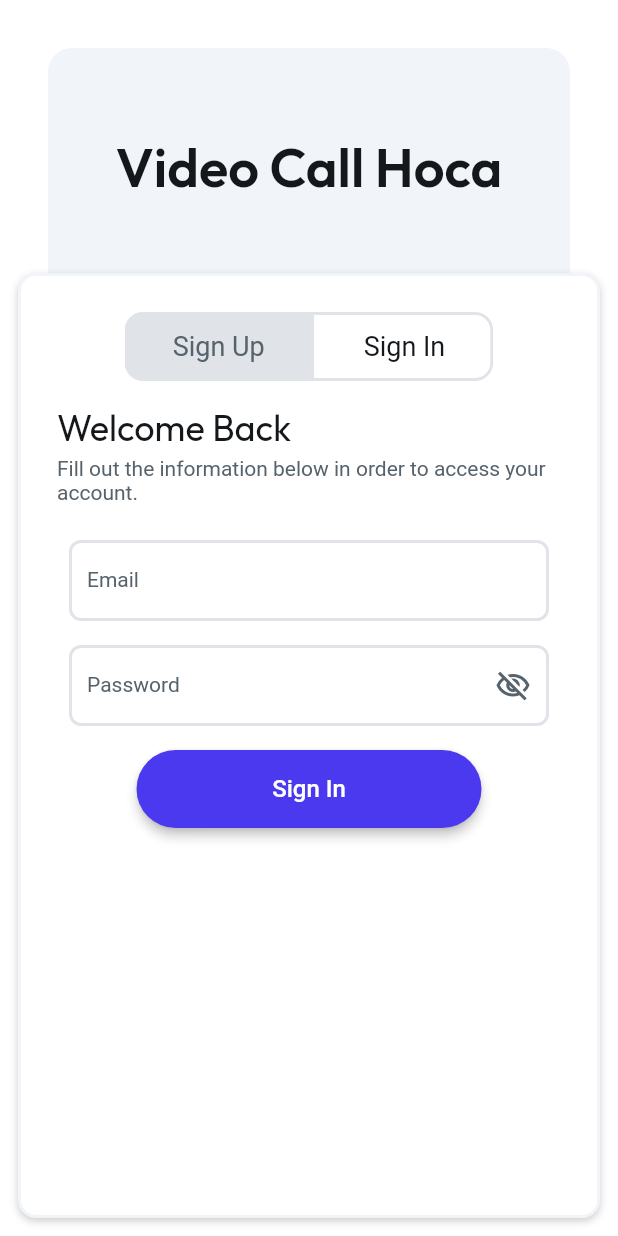
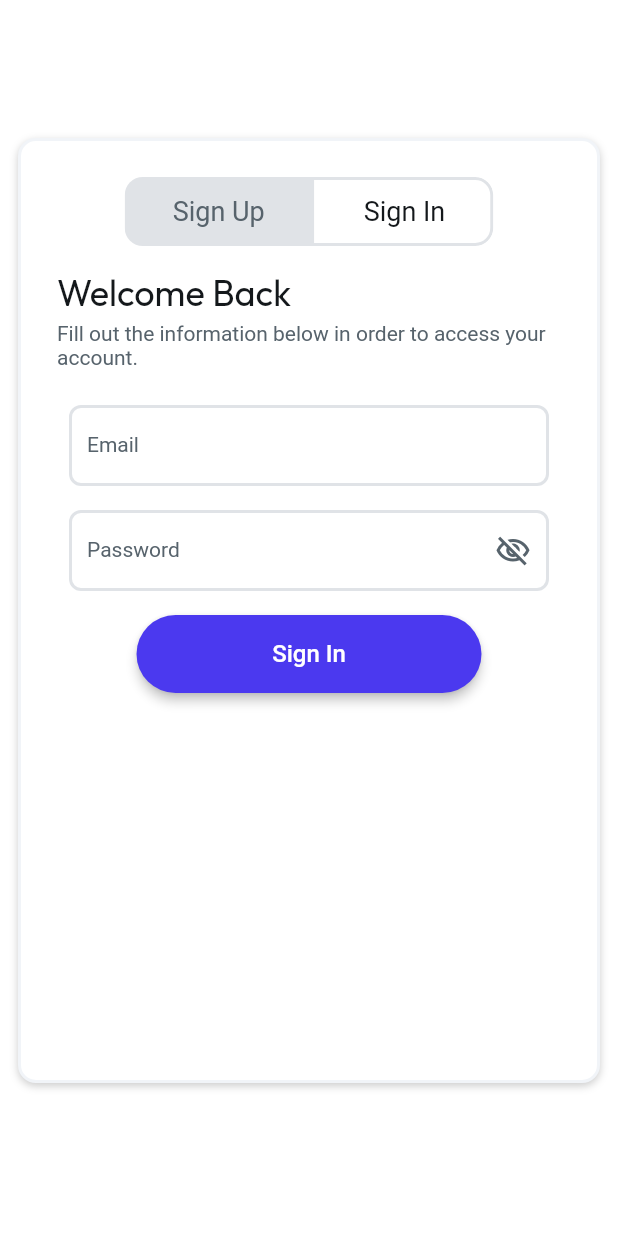
Before and after one commit to johnhocadev/videoCallHoca, a Flutter app: the screen it shows after launch, tab 2 chosen, on a phone screen of 412 x 824 dp. Run offline on Flutter 3.47's test engine with Material 2 defaults, Android fonts, the phone set to English and light mode, and no system bars; drawn by our look-alikes of auto_size_text, flutter_animate; our stand-ins replace cloud_firestore, file_picker, firebase_auth, firebase_core, firebase_storage, font_awesome_flutter and 13 more; missing offline and left inert: json_path, mime_type; accounts and stored records are empty; network calls fail; Roboto replaces fonts that are missing (Readex Pro).

Commit message:
authentication completed

```diff
--- a/lib/pages/authentication/authentication/authentication_widget.dart
+++ b/lib/pages/authentication/authentication/authentication_widget.dart
@@ -130,30 +130,31 @@ class _AuthenticationWidgetState extends State<AuthenticationWidget>
           top: true,
           child: Stack(
             children: [
-              Padding(
-                padding: EdgeInsetsDirectional.fromSTEB(32.0, 32.0, 32.0, 32.0),
-                child: Container(
-                  width: double.infinity,
-                  height: 230.0,
-                  decoration: BoxDecoration(
-                    color: FlutterFlowTheme.of(context).primaryBackground,
-                    borderRadius: BorderRadius.circular(16.0),
-                  ),
-                  alignment: AlignmentDirectional(0.0, 0.0),
-                  child: Padding(
-                    padding:
-                        EdgeInsetsDirectional.fromSTEB(0.0, 0.0, 0.0, 72.0),
-                    child: Text(
-                      'Video Call Hoca',
-                      style: FlutterFlowTheme.of(context).displaySmall,
-                    ),
-                  ),
-                ),
-              ),
+
+              // Padding(
+              //   padding: EdgeInsetsDirectional.fromSTEB(32.0, 32.0, 32.0, 32.0),
+              //   child: Container(
+              //     width: double.infinity,
+              //     height: 230.0,
+              //     decoration: BoxDecoration(
+              //       color: FlutterFlowTheme.of(context).primaryBackground,
+              //       borderRadius: BorderRadius.circular(16.0),
+              //     ),
+              //     alignment: AlignmentDirectional(0.0, 0.0),
+              //     child: Padding(
+              //       padding:
+              //           EdgeInsetsDirectional.fromSTEB(0.0, 0.0, 0.0, 72.0),
+              //       child: Text(
+              //         'Video Call Hoca',
+              //         style: FlutterFlowTheme.of(context).displaySmall,
+              //       ),
+              //     ),
+              //   ),
+              // ),
               Align(
                 alignment: AlignmentDirectional(0.0, -1.0),
                 child: Padding(
-                  padding: EdgeInsetsDirectional.fromSTEB(0.0, 170.0, 0.0, 0.0),
+                  padding: EdgeInsetsDirectional.fromSTEB(0.0, 80.0, 0.0, 0.0),
                   child: SingleChildScrollView(
                     child: Column(
                       mainAxisSize: MainAxisSize.max,
@@ -264,40 +265,15 @@ class _AuthenticationWidgetState extends State<AuthenticationWidget>
                                                             .secondaryBackground,
                                                       ),
                                                     ),
-                                                  Text(
-                                                    'Create Account',
-                                                    textAlign: TextAlign.start,
-                                                    style: FlutterFlowTheme.of(
-                                                            context)
-                                                        .headlineMedium,
-                                                  ),
-                                                  Padding(
-                                                    padding:
-                                                        EdgeInsetsDirectional
-                                                            .fromSTEB(0.0, 4.0,
-                                                                0.0, 24.0),
-                                                    child: Text(
-                                                      'Let\'s get started by filling out the form below.',
-                                                      textAlign:
-                                                          TextAlign.start,
-                                                      style:
-                                                          FlutterFlowTheme.of(
-                                                                  context)
-                                                              .labelMedium,
-                                                    ),
-                                                  ),
+                                                  //    Text(
+                                                  //   'Create Account',
+                                                  //   textAlign: TextAlign.start,
+                                                  //   style: FlutterFlowTheme.of(
+                                                  //           context)
+                                                  //       .headlineMedium,
+                                                  // ),
                                                     Align(
-                                                    alignment:
-                                                        AlignmentDirectional(
-                                                            0.0, 0.0),
-                                                    child: Padding(
-                                                      padding:
-                                                          EdgeInsetsDirectional
-                                                              .fromSTEB(
-                                                                  0.0,
-                                                                  0.0,
-                                                                  0.0,
-                                                                  30.0),
+                       alignment: AlignmentDirectional.topCenter,
                        child: Container(
                          width: 100.0,
                          height: 100.0,
@@ -429,7 +405,23 @@ class _AuthenticationWidgetState extends State<AuthenticationWidget>
                          ),
                        ),
                      ),
+
+                                                  Padding(
+                                                    padding:
+                                                        EdgeInsetsDirectional
+                                                            .fromSTEB(0.0, 4.0,
+                                                                0.0, 24.0),
+                                                    child: Text(
+                                                      'Let\'s get started by filling out the form below.',
+                                                      textAlign:
+                                                          TextAlign.start,
+                                                      style:
+                                                          FlutterFlowTheme.of(
+                                                                  context)
+                                                              .labelMedium,
                                                     ),
+                                                  ),
+                                           //TODO: old picture upload location
                                                   Padding(
                                                     padding:
                                                         EdgeInsetsDirectional
```
Lines whose indentation alone changed are shown as unchanged.
